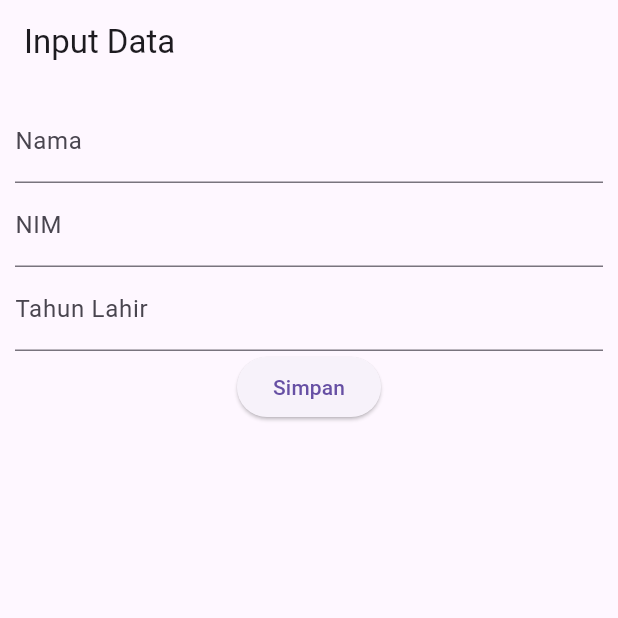
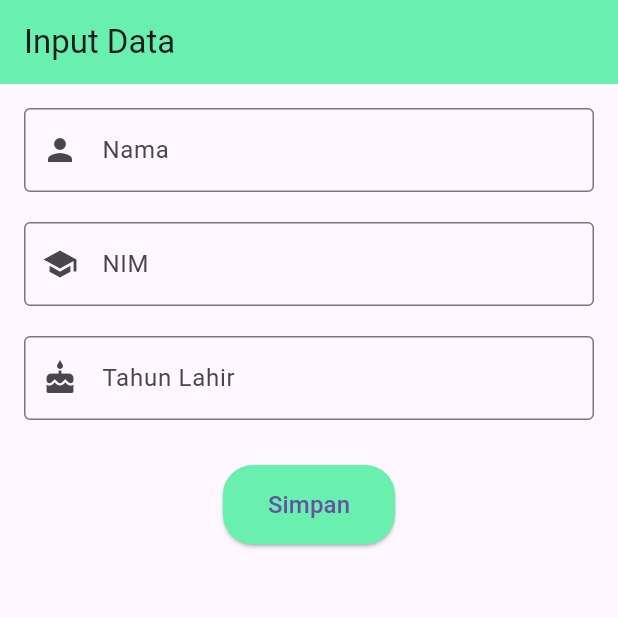
Before and after one commit to zakijamaliarafi/Tugas2Praktikum2024, a Flutter app: the screen it shows after launch, on a phone screen of 412 x 824 dp, the top half of it. Run offline on Flutter 3.47's test engine with Material 3 defaults, Android fonts, the phone set to English and light mode, and no system bars.

Commit message:
pengerjaan tugas

```diff
--- a/lib/ui/form_data.dart
+++ b/lib/ui/form_data.dart
@@ -1,6 +1,5 @@
 import '/ui/tampil_data.dart';
 import 'package:flutter/material.dart';
-import 'package:flutter/widgets.dart';
 
 class FormData extends StatefulWidget {
   const FormData({Key? key}) : super(key: key);
@@ -13,20 +12,26 @@ class FormDataState extends State<FormData> {
   final _namaController = TextEditingController();
   final _nimController = TextEditingController();
   final _tahunController = TextEditingController();
+
   @override
   Widget build(BuildContext context) {
     return Scaffold(
       appBar: AppBar(
         title: const Text("Input Data"),
+        backgroundColor: Colors.greenAccent,
       ),
-      body: Container(
-        margin: const EdgeInsets.all(10),
+      body: Padding(
+        padding: const EdgeInsets.all(16.0),
         child: Column(
+          crossAxisAlignment: CrossAxisAlignment.start,
           children: [
             _textboxNama(),
+            const SizedBox(height: 20),
             _textboxNIM(),
+            const SizedBox(height: 20),
             _textboxTahun(),
-            _tombolSimpan()
+            const SizedBox(height: 30),
+            Center(child: _tombolSimpan())
           ],
         ),
       ),
@@ -35,22 +40,35 @@ class FormDataState extends State<FormData> {
 
   _textboxNama() {
     return TextField(
-      decoration: const InputDecoration(labelText: "Nama"),
+      decoration: InputDecoration(
+        labelText: "Nama",
+        border: OutlineInputBorder(),
+        prefixIcon: const Icon(Icons.person),
+      ),
       controller: _namaController,
     );
   }
 
   _textboxNIM() {
     return TextField(
-      decoration: const InputDecoration(labelText: "NIM"),
+      decoration: InputDecoration(
+        labelText: "NIM",
+        border: OutlineInputBorder(),
+        prefixIcon: const Icon(Icons.school),
+      ),
       controller: _nimController,
     );
   }
 
   _textboxTahun() {
     return TextField(
-      decoration: const InputDecoration(labelText: "Tahun Lahir"),
+      decoration: InputDecoration(
+        labelText: "Tahun Lahir",
+        border: OutlineInputBorder(),
+        prefixIcon: const Icon(Icons.cake),
+      ),
       controller: _tahunController,
+      keyboardType: TextInputType.number,
     );
   }
 
@@ -64,6 +82,17 @@ class FormDataState extends State<FormData> {
             builder: (context) =>
                 TampilData(nama: nama, nim: nim, tahun: tahun)));
       },
-        child: const Text('Simpan'));
+      style: ElevatedButton.styleFrom(
+        padding: const EdgeInsets.symmetric(horizontal: 30, vertical: 15),
+        backgroundColor: Colors.greenAccent,
+        shape: RoundedRectangleBorder(
+          borderRadius: BorderRadius.circular(20),
+        ),
+      ),
+      child: const Text(
+        'Simpan',
+        style: TextStyle(fontSize: 16),
+      ),
+    );
   }
 }
--- a/pubspec.yaml
+++ b/pubspec.yaml
@@ -1,4 +1,4 @@
-name: tugas_2
+name: Tugas2Praktikum2024
 description: A new Flutter project.
 # The following line prevents the package from being accidentally published to
 # pub.dev using `flutter pub publish`. This is preferred for private packages.
```
Also changed, not shown: lib/ui/tampil_data.dart (+36 -6 lines), form.png, hasil.png, 2 other files. Lines whose indentation alone changed are shown as unchanged.
